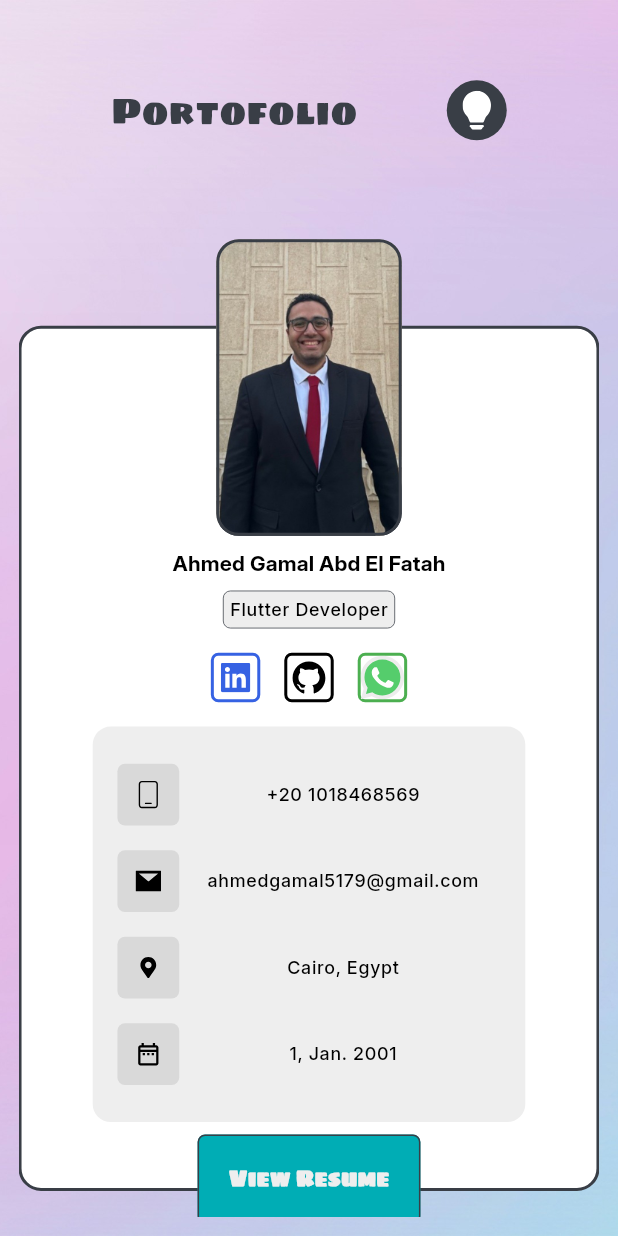
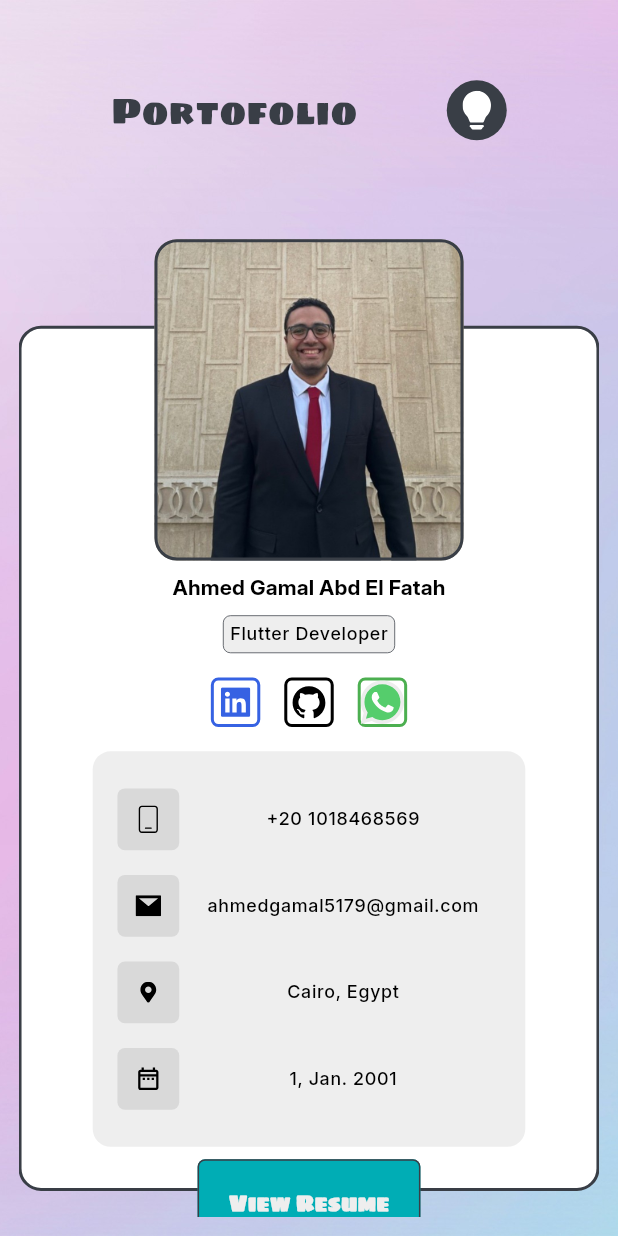
Before and after one commit to ahmed-gamal517/my_portfolio, a Flutter app: the screen it shows after launch, on a phone screen of 412 x 824 dp. Run offline on Flutter 3.47's test engine with Material 3 defaults, Android fonts, the phone set to English and light mode, and no system bars; drawn by our look-alikes of auto_size_text; our stand-ins replace carousel_slider, flutter_bloc, flutter_svg, go_router, smooth_page_indicator, visibility_detector; statements that could not run were skipped; project files that could hold a hidden picture were left out.

Commit message:
fixed ui issues and updated cv link

```diff
--- a/lib/core/constants/app_constants.dart
+++ b/lib/core/constants/app_constants.dart
@@ -107,4 +107,4 @@ List<SkillsModel> toolsAndSoftware = [
 ];
 
 const String cvLink =
-    'https://drive.google.com/file/d/1wupLGdZxWkhg89XTXXFcYP7P1tWlnyzR/view?usp=sharing';
+    'https://drive.google.com/file/d/19olVAPUE7dQ1cue18kSUeJlkRnlDauJj/view?usp=sharing';
--- a/lib/core/widgets/adaptive_layout.dart
+++ b/lib/core/widgets/adaptive_layout.dart
@@ -17,7 +17,7 @@ class AdaptiveLayout extends StatelessWidget {
   Widget build(BuildContext context) {
     return LayoutBuilder(
       builder: (context, constraints) {
-        if (constraints.maxWidth < 700) {
+        if (constraints.maxWidth < 900) {
           return mobileLayout(context);
         } else if (constraints.maxWidth < 1250) {
           return tabletLayout(context);
--- a/lib/features/home/presentation/widgets/mobile_home_screen/home_screen_mobile_view_body.dart
+++ b/lib/features/home/presentation/widgets/mobile_home_screen/home_screen_mobile_view_body.dart
@@ -30,7 +30,7 @@ class HomeScreenMobileViewBody extends StatelessWidget {
           const SliverToBoxAdapter(
             child: SlideInWidget(
               direction: SlideDirection.left,
-              child: ProfileInfoSectionBody(),
+              child: ProfileInfoSectionBody(isMobile: true),
             ),
           ),
           SliverToBoxAdapter(
--- a/lib/features/home/presentation/widgets/profile_info_section/custom_personal_info_conatiner.dart
+++ b/lib/features/home/presentation/widgets/profile_info_section/custom_personal_info_conatiner.dart
@@ -1,19 +1,20 @@
 import 'package:flutter/material.dart';
 import 'package:my_portofolio/core/constants/app_constants.dart';
 import 'package:my_portofolio/core/functions/open_link.dart';
-import 'package:my_portofolio/core/utils/size_config/size_config.dart';
 import 'package:my_portofolio/features/home/presentation/widgets/profile_info_section/custom_pesonal_info_list_tile.dart';
 
 class CustomPersonalInfoContainer extends StatelessWidget {
-  const CustomPersonalInfoContainer({super.key, required this.containerColor});
+  const CustomPersonalInfoContainer({
+    super.key,
+    required this.containerColor,
+    this.width,
+  });
   final Color containerColor;
+  final double? width;
   @override
   Widget build(BuildContext context) {
     return Container(
-      width:
-          SizeConfig.width < 600
-              ? MediaQuery.of(context).size.width * 0.7
-              : MediaQuery.of(context).size.width * 0.18,
+      width: width ?? MediaQuery.of(context).size.width * 0.18,
       padding: EdgeInsets.all(MediaQuery.of(context).size.height * 0.02),
       decoration: BoxDecoration(
         borderRadius: BorderRadius.circular(12),
--- a/lib/features/home/presentation/widgets/profile_info_section/custom_personal_name_widget.dart
+++ b/lib/features/home/presentation/widgets/profile_info_section/custom_personal_name_widget.dart
@@ -11,7 +11,7 @@ class CustomPersonalNameWidget extends StatelessWidget {
       AppStrings.personalName,
       style: Theme.of(context).textTheme.labelLarge,
       maxLines: 1,
-      maxFontSize: 16,
+      maxFontSize: 22,
     );
   }
 }
--- a/lib/features/home/presentation/widgets/profile_info_section/custom_personal_title_widget.dart
+++ b/lib/features/home/presentation/widgets/profile_info_section/custom_personal_title_widget.dart
@@ -31,7 +31,7 @@ class CustomPersonalTitleWidget extends StatelessWidget {
           ),
           child: AutoSizeText(
             AppStrings.personalTitle,
-            maxFontSize: 14,
+            maxFontSize: 22,
             style: Theme.of(context).textTheme.labelMedium,
           ),
         );
--- a/lib/features/home/presentation/widgets/profile_info_section/custom_pesonal_info_list_tile.dart
+++ b/lib/features/home/presentation/widgets/profile_info_section/custom_pesonal_info_list_tile.dart
@@ -32,7 +32,7 @@ class CustomPersonalInfoListTile extends StatelessWidget {
             child: Center(
               child: AutoSizeText(
                 text,
-                maxFontSize: 12,
+                maxFontSize: 22,
                 minFontSize: 8,
                 overflow: TextOverflow.ellipsis,
                 style: Theme.of(context).textTheme.labelMedium,
--- a/lib/features/home/presentation/widgets/profile_info_section/custom_profile_image_widget.dart
+++ b/lib/features/home/presentation/widgets/profile_info_section/custom_profile_image_widget.dart
@@ -1,23 +1,22 @@
 import 'package:flutter/material.dart';
 import 'package:my_portofolio/core/constants/app_assets.dart';
 import 'package:my_portofolio/core/functions/show_image_dialog.dart';
-import 'package:my_portofolio/core/utils/size_config/size_config.dart';
 
 class CustomProfileImageWidget extends StatelessWidget {
-  const CustomProfileImageWidget({super.key});
-
+  const CustomProfileImageWidget({super.key, this.isMobile = false});
+  final bool isMobile;
   @override
   Widget build(BuildContext context) {
     return InkWell(
       onTap: () => showImageDialog(context, AppAssets.personalImg),
       child: Container(
         height:
-            SizeConfig.width < 600
-                ? MediaQuery.of(context).size.height * 0.24
+            isMobile
+                ? MediaQuery.of(context).size.height * 0.26
                 : MediaQuery.of(context).size.height * 0.17,
         width:
-            SizeConfig.width < 600
-                ? MediaQuery.of(context).size.width * 0.30
+            isMobile
+                ? MediaQuery.of(context).size.width * 0.5
                 : MediaQuery.of(context).size.width * 0.09,
         decoration: BoxDecoration(
           border: Border.all(color: Theme.of(context).primaryColor, width: 2),
--- a/lib/features/home/presentation/widgets/profile_info_section/profile_info_section_body.dart
+++ b/lib/features/home/presentation/widgets/profile_info_section/profile_info_section_body.dart
@@ -16,8 +16,8 @@ import 'package:my_portofolio/features/home/presentation/widgets/profile_info_se
 import 'package:my_portofolio/features/home/presentation/widgets/profile_info_section/custom_social_media_links_widget.dart';
 
 class ProfileInfoSectionBody extends StatelessWidget {
-  const ProfileInfoSectionBody({super.key});
-
+  const ProfileInfoSectionBody({super.key, this.isMobile = false});
+  final bool isMobile;
   @override
   Widget build(BuildContext context) {
     return Stack(
@@ -29,7 +29,7 @@ class ProfileInfoSectionBody extends StatelessWidget {
           top: MediaQuery.of(context).size.height * 0.07 * -1,
           child: Column(
             children: [
-              const CustomProfileImageWidget(),
+              CustomProfileImageWidget(isMobile: isMobile),
               SizedBox(height: MediaQuery.of(context).size.height * 0.01),
               const CustomPersonalNameWidget(),
               SizedBox(height: MediaQuery.of(context).size.height * 0.01),
@@ -40,6 +40,10 @@ class ProfileInfoSectionBody extends StatelessWidget {
               BlocBuilder<ThemeCubit, ThemeState>(
                 builder: (context, state) {
                   return CustomPersonalInfoContainer(
+                    width:
+                        isMobile
+                            ? MediaQuery.of(context).size.width * 0.7
+                            : null,
                     containerColor:
                         BlocProvider.of<ThemeCubit>(context).isDark
                             ? AppColors.primarydarkModeColor
--- a/lib/features/home/presentation/widgets/projects_section/custom_projects_grid_view.dart
+++ b/lib/features/home/presentation/widgets/projects_section/custom_projects_grid_view.dart
@@ -1,6 +1,5 @@
 import 'package:flutter/material.dart';
 import 'package:my_portofolio/core/constants/app_constants.dart';
-import 'package:my_portofolio/core/utils/size_config/size_config.dart';
 import 'package:my_portofolio/features/home/presentation/widgets/projects_section/custom_projects_container.dart';
 
 class CustomProjectsGridView extends StatelessWidget {
@@ -13,15 +12,25 @@ class CustomProjectsGridView extends StatelessWidget {
   final bool shrinkWrap;
   @override
   Widget build(BuildContext context) {
+    double screenWidth = MediaQuery.of(context).size.width;
+
+    double mainAxisExtent;
+    if (screenWidth < 600) {
+      mainAxisExtent = MediaQuery.of(context).size.height * 0.3;
+    } else if (screenWidth < 1250) {
+      mainAxisExtent = MediaQuery.of(context).size.height * 0.35;
+    } else {
+      mainAxisExtent = MediaQuery.of(context).size.height * 0.4;
+    }
+
     return GridView.builder(
       physics: physics,
       shrinkWrap: shrinkWrap,
-      gridDelegate: SliverGridDelegateWithFixedCrossAxisCount(
-        crossAxisCount: SizeConfig.width < 600 ? 1 : 2,
+      gridDelegate: SliverGridDelegateWithMaxCrossAxisExtent(
+        maxCrossAxisExtent: 500,
         crossAxisSpacing: 60,
         mainAxisSpacing: 20,
-        mainAxisExtent: MediaQuery.of(context).size.height * 0.32,
-        childAspectRatio: 1,
+        mainAxisExtent: mainAxisExtent,
       ),
       itemBuilder:
           (_, index) => CustomProjectsContainer(project: projectsList[index]),
```
Also changed, not shown: 1 other file.
